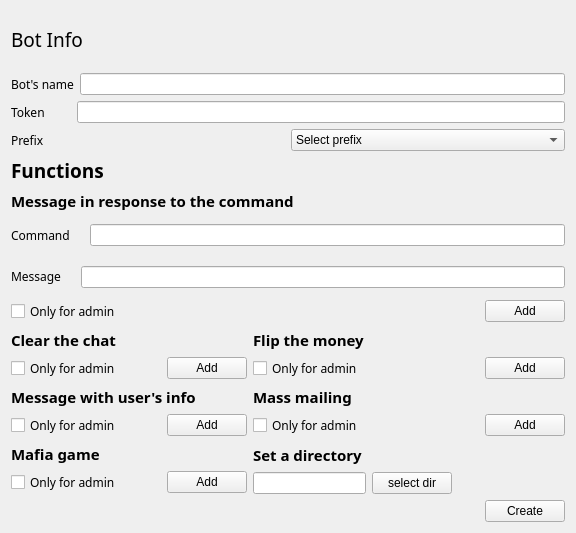
Old version of the form Bot/create_bot_window.ui in the repository ultraxion2000/Bot_creator-1.
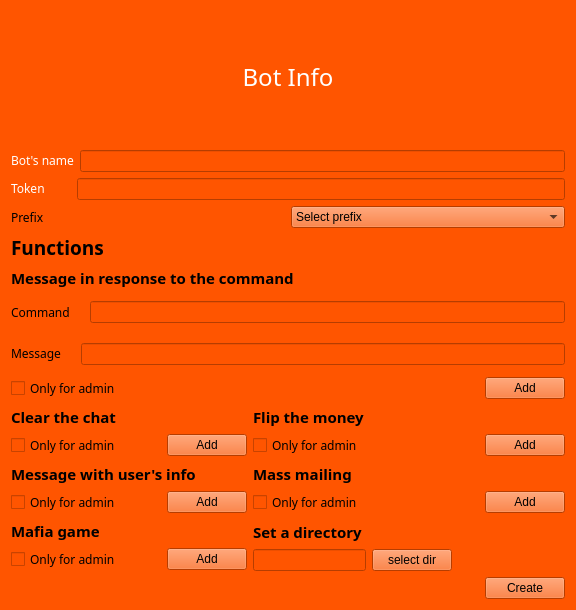
New version of the form.

```diff
--- a/Bot/create_bot_window.ui
+++ b/Bot/create_bot_window.ui
@@ -7,7 +7,7 @@
     <x>0</x>
     <y>0</y>
     <width>576</width>
-    <height>533</height>
+    <height>610</height>
    </rect>
   </property>
   <property name="acceptDrops">
@@ -16,6 +16,9 @@
   <property name="windowTitle">
    <string>Form</string>
   </property>
+  <property name="styleSheet">
+   <string notr="true">background-color:rgb(255, 85, 0)</string>
+  </property>
   <layout class="QVBoxLayout" name="verticalLayout_13">
    <item>
     <layout class="QVBoxLayout" name="verticalLayout_12">
@@ -29,8 +32,11 @@
          <bold>false</bold>
         </font>
        </property>
+       <property name="styleSheet">
+        <string notr="true"/>
+       </property>
        <property name="text">
-        <string>Bot Info</string>
+        <string>&lt;html&gt;&lt;head/&gt;&lt;body&gt;&lt;p align=&quot;center&quot;&gt;&lt;span style=&quot; font-size:18pt; color:#ffffff;&quot;&gt;Bot Info&lt;/span&gt;&lt;/p&gt;&lt;/body&gt;&lt;/html&gt;</string>
        </property>
       </widget>
      </item>
@@ -46,7 +52,7 @@
             </font>
            </property>
            <property name="text">
-            <string>Bot's name</string>
+            <string>&lt;html&gt;&lt;head/&gt;&lt;body&gt;&lt;p&gt;&lt;span style=&quot; color:#ffffff;&quot;&gt;Bot's name&lt;/span&gt;&lt;/p&gt;&lt;/body&gt;&lt;/html&gt;</string>
            </property>
           </widget>
          </item>
@@ -68,7 +74,7 @@
             </font>
            </property>
            <property name="text">
-            <string>Token</string>
+            <string>&lt;html&gt;&lt;head/&gt;&lt;body&gt;&lt;p&gt;&lt;span style=&quot; color:#ffffff;&quot;&gt;Token&lt;/span&gt;&lt;/p&gt;&lt;/body&gt;&lt;/html&gt;</string>
            </property>
           </widget>
          </item>
```
